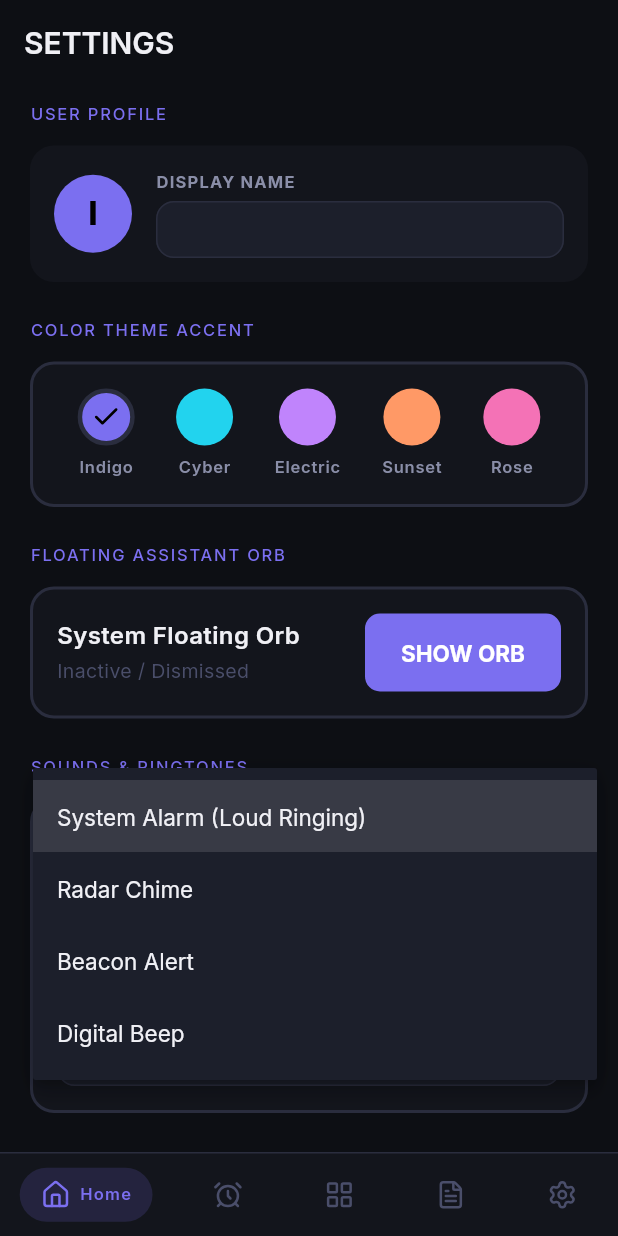
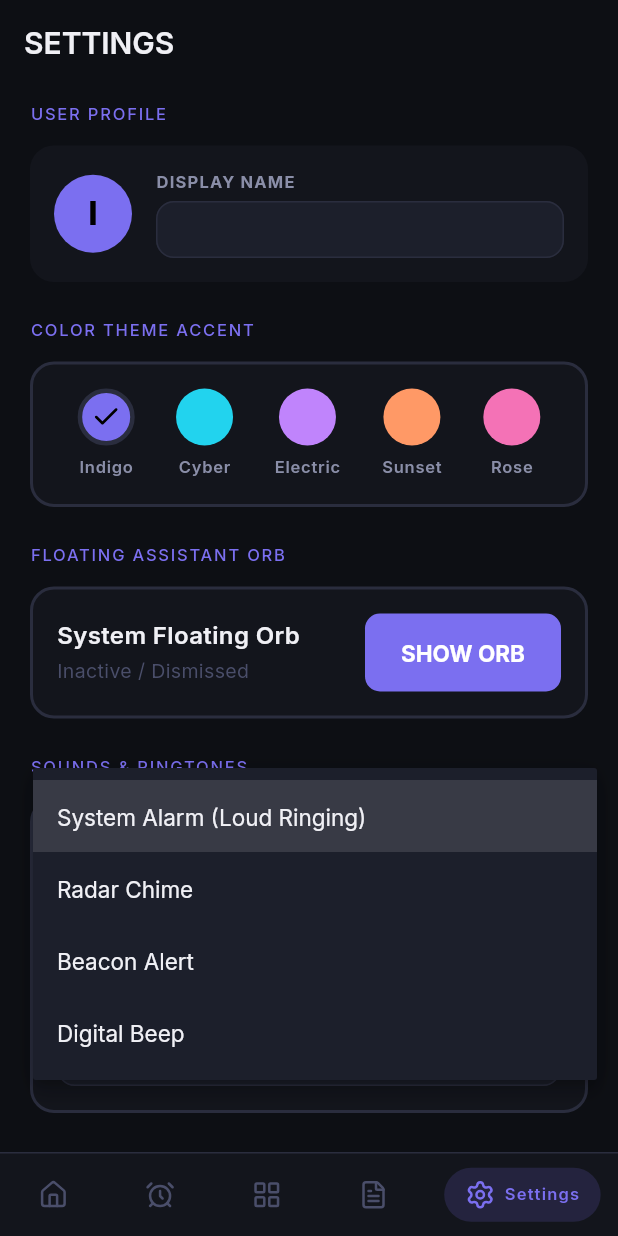
Before and after one commit to ISHANTARE/AURA, a Flutter app: the SettingsScreen screen opened by its route, after a tap on "System Alarm (Loud Ringing)", on a phone screen of 412 x 824 dp. Run offline on Flutter 3.47's test engine with Material 3 defaults, Android fonts, the phone set to English and light mode, and no system bars; our stand-ins replace connectivity_plus, drift, flutter_dotenv, flutter_local_notifications, flutter_riverpod, flutter_timezone and 7 more; missing offline and left inert: google_mlkit_text_recognition; accounts and stored records are empty; generated files the repository leaves out were written again.

Commit message:
minor fixes

```diff
--- a/lib/core/router/app_router.dart
+++ b/lib/core/router/app_router.dart
@@ -172,7 +172,7 @@ class _MainShellState extends ConsumerState<_MainShell> {
     // Derive the active tab purely from the current router location so that
     // deep links and programmatic pushes always keep the nav bar in sync.
     final location = GoRouterState.of(context).matchedLocation;
-    final idx = _routes.indexWhere((r) => location.startsWith(r));
+    final idx = _routes.indexWhere((r) => r == '/' ? location == '/' : location.startsWith(r));
     final effectiveIndex = idx < 0 ? 0 : idx;
 
     return Scaffold(
--- a/lib/features/capture/domain/services/local_intent_parser.dart
+++ b/lib/features/capture/domain/services/local_intent_parser.dart
@@ -119,10 +119,12 @@ class LocalIntentParser {
     }
 
     final isReminder = lower.contains('remind') || lower.contains('reminder');
+    final safeTitle = titleText.trim().isEmpty ? 'Untitled Voice Task' : titleText.trim();
+    final formattedTitle = safeTitle[0].toUpperCase() + safeTitle.substring(1);
 
     return IntentResult(
       intentType: isReminder ? 'create_reminder' : 'create_task',
-      title: titleText[0].toUpperCase() + titleText.substring(1),
+      title: formattedTitle,
       deadline: deadlineDate,
       workspaceHint: matchedWorkspace,
       priority: lower.contains('urgent') || lower.contains('important') ? 'high' : 'medium',
--- a/lib/features/home/domain/usecases/generate_morning_briefing_usecase.dart
+++ b/lib/features/home/domain/usecases/generate_morning_briefing_usecase.dart
@@ -27,8 +27,8 @@ class GenerateMorningBriefingUseCase {
     final now = DateTime.now();
     final hour = now.hour;
     final String greeting = hour < 12
-        ? 'Good morning, Ishan.'
-        : (hour < 17 ? 'Good afternoon, Ishan.' : 'Good evening, Ishan.');
+        ? 'Good morning, Ishant.'
+        : (hour < 17 ? 'Good afternoon, Ishant.' : 'Good evening, Ishant.');
 
     final dateFormatted =
         '${_weekdayName(now.weekday)}, ${_monthName(now.month)} ${now.day}';
--- a/lib/features/settings/presentation/screens/settings_screen.dart
+++ b/lib/features/settings/presentation/screens/settings_screen.dart
@@ -24,7 +24,7 @@ class SettingsScreen extends ConsumerStatefulWidget {
 }
 
 class _SettingsScreenState extends ConsumerState<SettingsScreen> {
-  final TextEditingController _userNameController = TextEditingController(text: 'Ishant');
+  final TextEditingController _userNameController = TextEditingController(text: 'Ishan T');
   final TextEditingController _apiKeyController = TextEditingController();
   final TextEditingController _baseUrlController = TextEditingController();
   final TextEditingController _modelController = TextEditingController();
@@ -45,7 +45,7 @@ class _SettingsScreenState extends ConsumerState<SettingsScreen> {
   Future<void> _loadSettings() async {
     final prefs = await SharedPreferences.getInstance();
     setState(() {
-      _userNameController.text = prefs.getString('USER_NAME') ?? 'Ishant';
+      _userNameController.text = prefs.getString('USER_NAME') ?? 'Ishan T';
       _apiKeyController.text = prefs.getString('LLM_API_KEY') ?? '';
       _baseUrlController.text = prefs.getString('LLM_BASE_URL') ?? 'https://integrate.api.nvidia.com/v1';
       _modelController.text = prefs.getString('LLM_MODEL') ?? 'meta/llama-3.3-70b-instruct';
```
Also changed, not shown: 16 other files.
